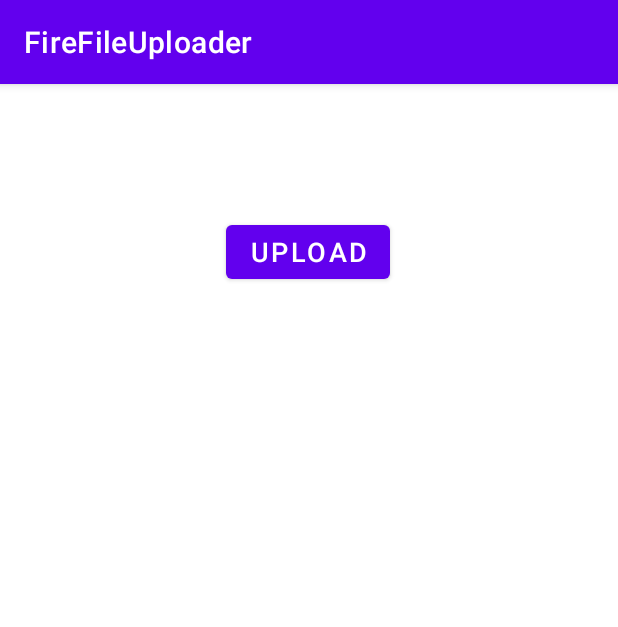
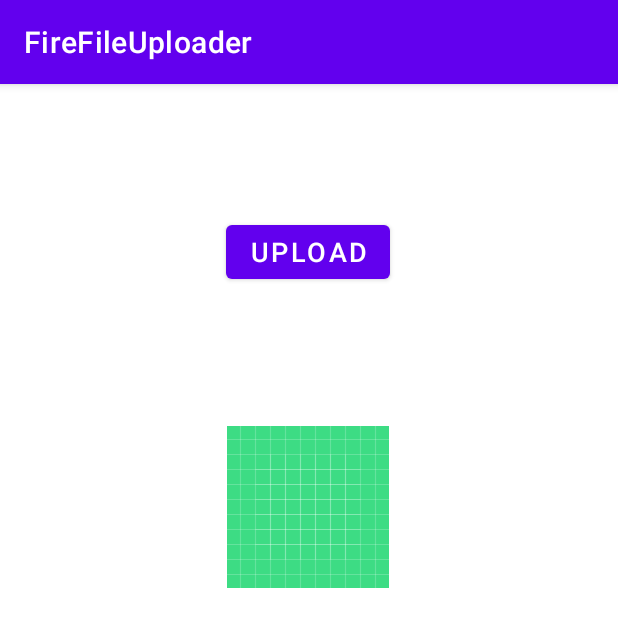
Before and after one commit to mitali-1703/AndroidProjects, an Android app: the screen it shows after launch (MainActivity), on a phone screen of 412 x 824 dp. Shown: the top 627 px of the screen. Run offline under Robolectric (Android 15) with nearby library versions, the light colour scheme and no system bars; our stand-ins replace Firebase (no records; nobody signed in at launch, a user with empty details on screens opened directly).

Commit message:
Added complete project28

```diff
--- a/28FireFileUploader/app/src/main/res/layout/activity_main.xml
+++ b/28FireFileUploader/app/src/main/res/layout/activity_main.xml
@@ -22,10 +22,12 @@
         android:id="@+id/imageView"
         android:layout_width="wrap_content"
         android:layout_height="wrap_content"
-        android:layout_marginTop="100dp"
+        android:layout_marginTop="92dp"
         app:layout_constraintEnd_toEndOf="parent"
         app:layout_constraintHorizontal_bias="0.498"
         app:layout_constraintStart_toStartOf="parent"
         app:layout_constraintTop_toBottomOf="@+id/button"
-        tools:srcCompat="@tools:sample/avatars" />
+        app:srcCompat="@drawable/ic_launcher_background"
+        tools:ignore="VectorDrawableCompat" />
+
 </androidx.constraintlayout.widget.ConstraintLayout>
--- a/28FireFileUploader/app/src/main/res/values/themes.xml
+++ b/28FireFileUploader/app/src/main/res/values/themes.xml
@@ -1,6 +1,6 @@
 <resources xmlns:tools="http://schemas.android.com/tools">
     <!-- Base application theme. -->
-    <style name="Theme.FireFileUploader" parent="Theme.MaterialComponents.DayNight.DarkActionBar">
+    <style name="Theme.FireFileUploader" parent="Theme.MaterialComponents.Light.DarkActionBar">
         <!-- Primary brand color. -->
         <item name="colorPrimary">@color/purple_500</item>
         <item name="colorPrimaryVariant">@color/purple_700</item>
```
Also changed, not shown: 28FireFileUploader/app/src/main/java/com/example/android/firefileuploader/MainActivity.java (+29 -1 lines).
